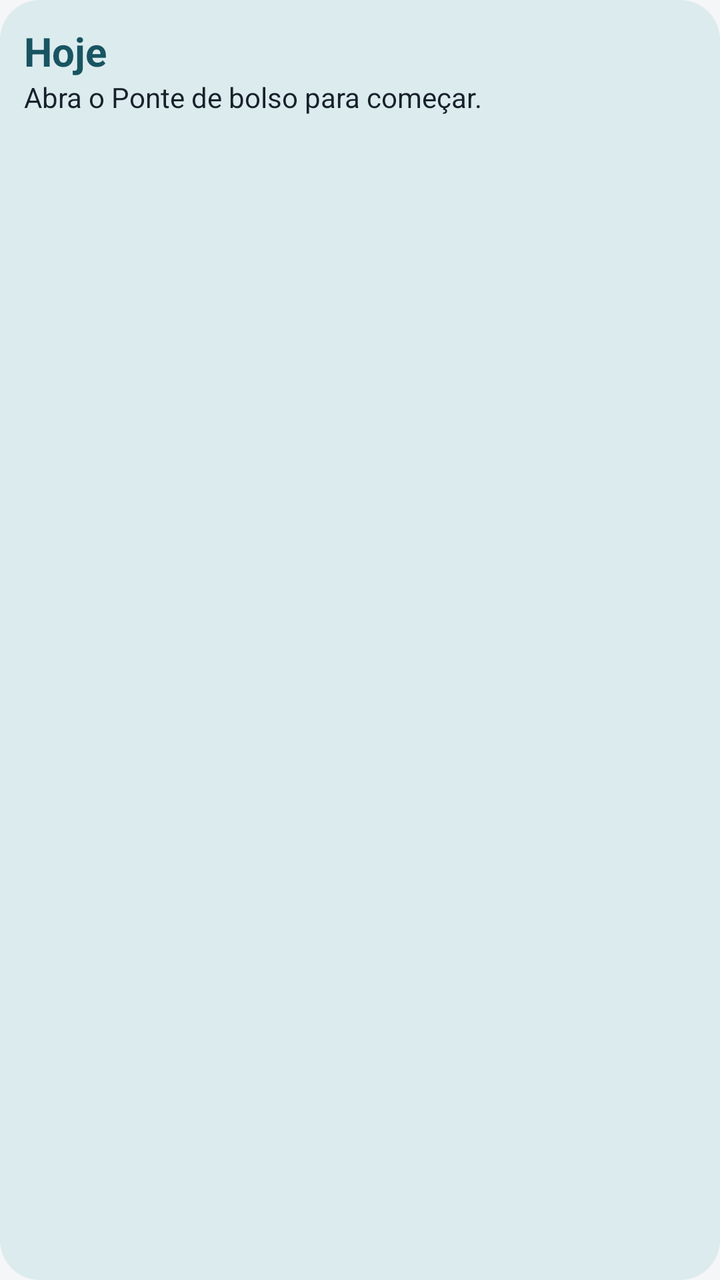
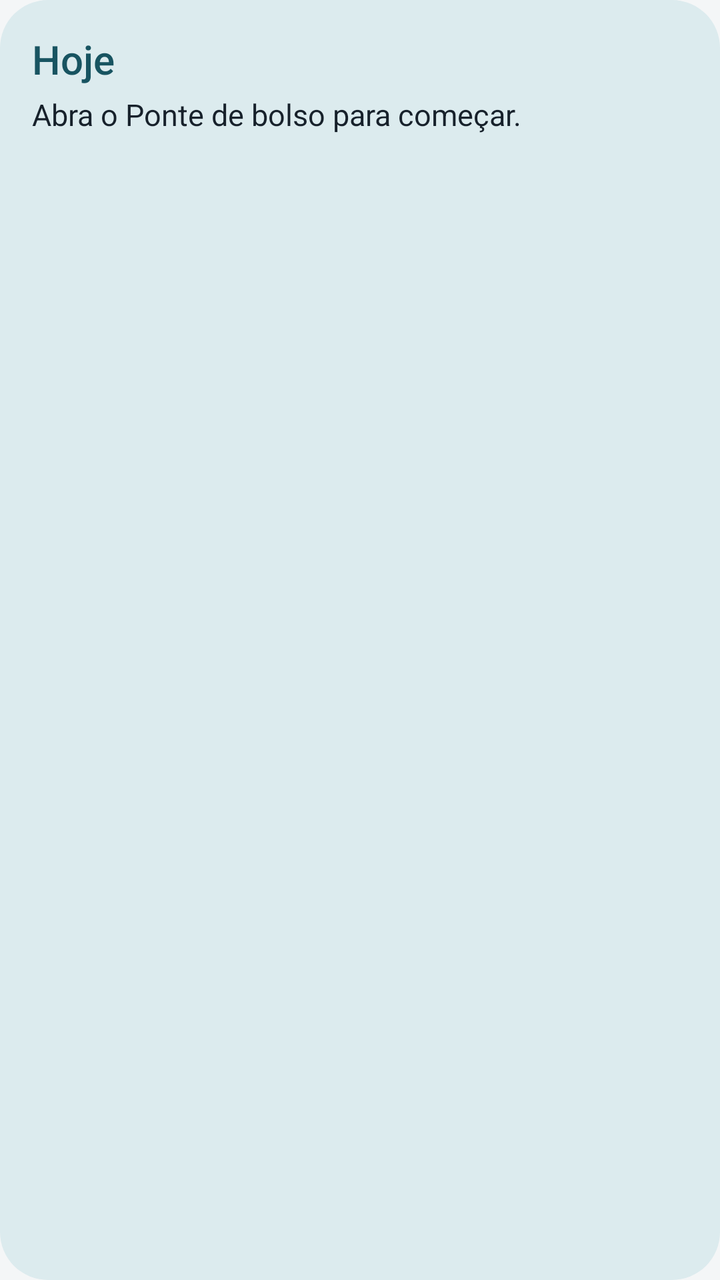

Compare the two renders of this Android layout. The source of the first and the diff that turns it into the second are given below.
<!-- AndroidManifest.xml: application theme Theme.Ponte -->
<!-- res/layout/today_widget.xml -->
<LinearLayout xmlns:android="http://schemas.android.com/apk/res/android" android:id="@+id/widget_root" android:layout_width="match_parent" android:layout_height="match_parent" android:orientation="vertical" android:padding="12dp" android:background="@drawable/widget_background">
<LinearLayout android:layout_width="match_parent" android:layout_height="wrap_content" android:orientation="horizontal"><TextView android:layout_width="0dp" android:layout_weight="1" android:layout_height="wrap_content" android:text="Hoje" android:textStyle="bold" android:textSize="20sp" android:textColor="@color/widget_accent"/><TextView android:id="@+id/widget_date" android:layout_width="wrap_content" android:layout_height="wrap_content" android:textSize="14sp" android:textColor="@color/widget_accent"/></LinearLayout>
<TextView android:id="@+id/widget_counts" android:layout_width="match_parent" android:layout_height="wrap_content" android:text="Abra o Ponte de bolso para começar." android:textColor="@color/widget_text" android:textSize="14sp" android:maxLines="2" android:ellipsize="end"/><TextView android:id="@+id/widget_line1" android:layout_width="match_parent" android:layout_height="wrap_content" android:textColor="@color/widget_text" android:textSize="14sp" android:singleLine="true" android:ellipsize="end" android:visibility="gone" /><TextView android:id="@+id/widget_line2" android:layout_width="match_parent" android:layout_height="wrap_content" android:textColor="@color/widget_text" android:textSize="14sp" android:singleLine="true" android:ellipsize="end" android:visibility="gone" /><TextView android:id="@+id/widget_line3" android:layout_width="match_parent" android:layout_height="wrap_content" android:textColor="@color/widget_text" android:textSize="14sp" android:singleLine="true" android:ellipsize="end" android:visibility="gone" /><TextView android:id="@+id/widget_line4" android:layout_width="match_parent" android:layout_height="wrap_content" android:textColor="@color/widget_text" android:textSize="14sp" android:singleLine="true" android:ellipsize="end" android:visibility="gone" /><TextView android:id="@+id/widget_more" android:layout_width="match_parent" android:layout_height="wrap_content" android:textColor="@color/widget_text" android:textSize="14sp" android:singleLine="true" android:ellipsize="end" android:visibility="gone" /></LinearLayout>
<!-- resources referenced by this layout -->
<resources>
  <color name="widget_accent">#185461</color>
  <color name="widget_text">#17212B</color>
  <!-- drawable widget_background (drawable) -->
  <shape xmlns:android="http://schemas.android.com/apk/res/android"><solid android:color="@color/widget_bg"/><corners android:radius="20dp"/></shape>
  <style name="Theme.Ponte" parent="android:Theme.Material.Light.NoActionBar">
          <item name="android:windowBackground">@color/ground</item>
          <item name="android:colorAccent">#185461</item>
      </style>
  <color name="widget_bg">#DCEBEE</color>
  <color name="ground">#F4F6F7</color>
</resources>

<!-- the commit's change to res/layout/today_widget.xml (unified diff, before → after) -->
@@ -1,3 +1,3 @@
-<LinearLayout xmlns:android="http://schemas.android.com/apk/res/android" android:id="@+id/widget_root" android:layout_width="match_parent" android:layout_height="match_parent" android:orientation="vertical" android:padding="12dp" android:background="@drawable/widget_background">
-<LinearLayout android:layout_width="match_parent" android:layout_height="wrap_content" android:orientation="horizontal"><TextView android:layout_width="0dp" android:layout_weight="1" android:layout_height="wrap_content" android:text="Hoje" android:textStyle="bold" android:textSize="20sp" android:textColor="@color/widget_accent"/><TextView android:id="@+id/widget_date" android:layout_width="wrap_content" android:layout_height="wrap_content" android:textSize="14sp" android:textColor="@color/widget_accent"/></LinearLayout>
-<TextView android:id="@+id/widget_counts" android:layout_width="match_parent" android:layout_height="wrap_content" android:text="Abra o Ponte de bolso para começar." android:textColor="@color/widget_text" android:textSize="14sp" android:maxLines="2" android:ellipsize="end"/><TextView android:id="@+id/widget_line1" android:layout_width="match_parent" android:layout_height="wrap_content" android:textColor="@color/widget_text" android:textSize="14sp" android:singleLine="true" android:ellipsize="end" android:visibility="gone" /><TextView android:id="@+id/widget_line2" android:layout_width="match_parent" android:layout_height="wrap_content" android:textColor="@color/widget_text" android:textSize="14sp" android:singleLine="true" android:ellipsize="end" android:visibility="gone" /><TextView android:id="@+id/widget_line3" android:layout_width="match_parent" android:layout_height="wrap_content" android:textColor="@color/widget_text" android:textSize="14sp" android:singleLine="true" android:ellipsize="end" android:visibility="gone" /><TextView android:id="@+id/widget_line4" android:layout_width="match_parent" android:layout_height="wrap_content" android:textColor="@color/widget_text" android:textSize="14sp" android:singleLine="true" android:ellipsize="end" android:visibility="gone" /><TextView android:id="@+id/widget_more" android:layout_width="match_parent" android:layout_height="wrap_content" android:textColor="@color/widget_text" android:textSize="14sp" android:singleLine="true" android:ellipsize="end" android:visibility="gone" /></LinearLayout>
+<LinearLayout xmlns:android="http://schemas.android.com/apk/res/android" android:id="@+id/widget_root" android:layout_width="match_parent" android:layout_height="match_parent" android:orientation="vertical" android:padding="16dp" android:background="@drawable/widget_background">
+<LinearLayout android:layout_width="match_parent" android:layout_height="wrap_content" android:orientation="horizontal"><TextView android:layout_width="0dp" android:layout_weight="1" android:layout_height="wrap_content" android:text="Hoje" android:fontFamily="sans-serif-medium" android:textSize="20sp" android:textColor="@color/widget_accent"/><TextView android:id="@+id/widget_date" android:layout_width="wrap_content" android:layout_height="wrap_content" android:textSize="14sp" android:textColor="@color/widget_accent"/></LinearLayout>
+<TextView android:id="@+id/widget_counts" android:layout_width="match_parent" android:layout_height="wrap_content" android:text="Abra o Ponte de bolso para começar." android:textColor="@color/widget_text" android:textSize="15sp" android:layout_marginTop="4dp" android:maxLines="2" android:ellipsize="end"/><TextView android:id="@+id/widget_line1" android:layout_width="match_parent" android:layout_height="wrap_content" android:textColor="@color/widget_text" android:textSize="15sp" android:layout_marginTop="4dp" android:singleLine="true" android:ellipsize="end" android:visibility="gone" /><TextView android:id="@+id/widget_line2" android:layout_width="match_parent" android:layout_height="wrap_content" android:textColor="@color/widget_text" android:textSize="15sp" android:layout_marginTop="4dp" android:singleLine="true" android:ellipsize="end" android:visibility="gone" /><TextView android:id="@+id/widget_line3" android:layout_width="match_parent" android:layout_height="wrap_content" android:textColor="@color/widget_text" android:textSize="15sp" android:layout_marginTop="4dp" android:singleLine="true" android:ellipsize="end" android:visibility="gone" /><TextView android:id="@+id/widget_line4" android:layout_width="match_parent" android:layout_height="wrap_content" android:textColor="@color/widget_text" android:textSize="15sp" android:layout_marginTop="4dp" android:singleLine="true" android:ellipsize="end" android:visibility="gone" /><TextView android:id="@+id/widget_more" android:layout_width="match_parent" android:layout_height="wrap_content" android:textColor="@color/widget_text" android:textSize="15sp" android:layout_marginTop="4dp" android:singleLine="true" android:ellipsize="end" android:visibility="gone" /></LinearLayout>
<!-- resource entries referenced after the edit -->
@@ -3,7 +3,7 @@
   <color name="widget_accent">#185461</color>
   <color name="widget_text">#17212B</color>
   <!-- drawable widget_background (drawable) -->
-  <shape xmlns:android="http://schemas.android.com/apk/res/android"><solid android:color="@color/widget_bg"/><corners android:radius="20dp"/></shape>
+  <shape xmlns:android="http://schemas.android.com/apk/res/android"><solid android:color="@color/widget_bg"/><corners android:radius="24dp"/></shape>
   <style name="Theme.Ponte" parent="android:Theme.Material.Light.NoActionBar">
           <item name="android:windowBackground">@color/ground</item>
           <item name="android:colorAccent">#185461</item>
